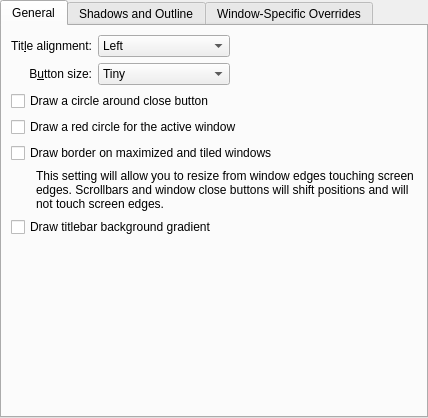
Qt form kdecoration/config/ui/breezeconfigurationui.ui (KDE/breeze) before a commit.
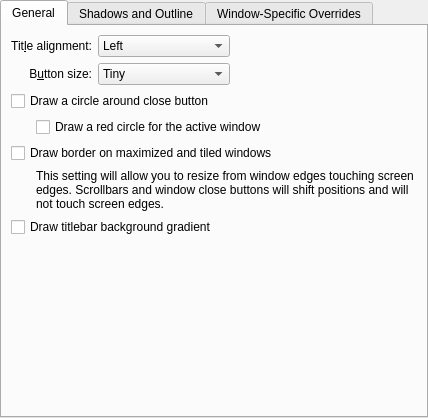
The same form after that commit. Custom widgets are drawn as their Qt base class.

The edit to the form file:
```diff
--- a/kdecoration/config/ui/breezeconfigurationui.ui
+++ b/kdecoration/config/ui/breezeconfigurationui.ui
@@ -133,11 +133,31 @@
         </widget>
        </item>
        <item row="3" column="0" colspan="3">
+        <layout class="QHBoxLayout" name="horizontalLayout">
+         <item>
+          <spacer name="horizontalSpacer_1">
+           <property name="orientation">
+            <enum>Qt::Horizontal</enum>
+           </property>
+           <property name="sizeType">
+            <enum>QSizePolicy::Fixed</enum>
+           </property>
+           <property name="sizeHint" stdset="0">
+            <size>
+             <width>25</width>
+             <height>20</height>
+            </size>
+           </property>
+          </spacer>
+         </item>
+         <item>
         <widget class="QCheckBox" name="outlineCloseButtonInRed">
          <property name="text">
           <string>Draw a red circle for the active window</string>
          </property>
         </widget>
+         </item>
+        </layout>
        </item>
        <item row="4" column="0" colspan="3">
         <widget class="QCheckBox" name="drawBorderOnMaximizedWindows">
```
Lines whose indentation alone changed are shown as unchanged.
